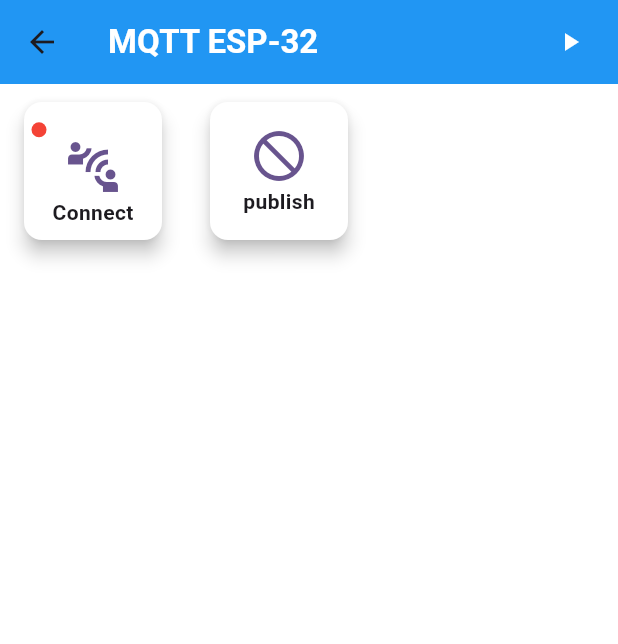
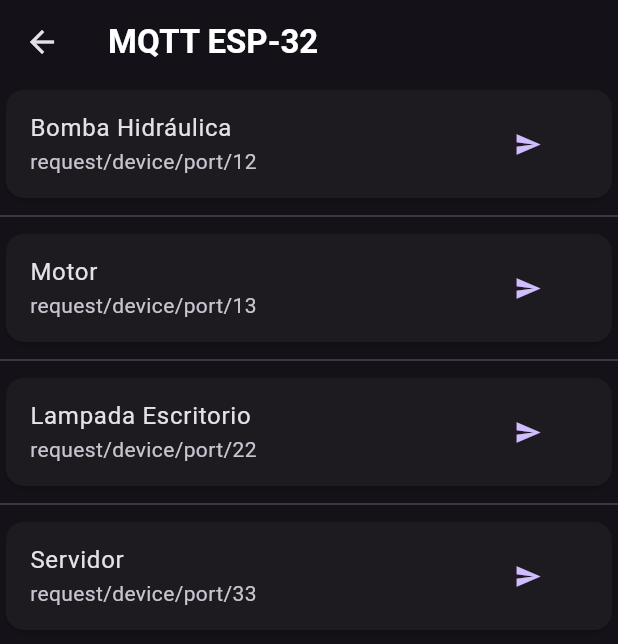
Before and after one commit to Raiam-Dev/app_flutter_http, a Flutter app: the MyHomePage screen opened by its route, on a phone screen of 412 x 824 dp. Shown: the top 644 px of the screen. Run offline on Flutter 3.47's test engine with Material 3 defaults, Android fonts, the phone set to English and light mode, and no system bars; missing offline and left inert: mqtt_client.

Commit message:
Versao Melhorada do App para Automação

```diff
--- a/lib/core/globals/variaveis_globais.dart
+++ b/lib/core/globals/variaveis_globais.dart
@@ -1,2 +1,4 @@
-bool conectado = false;
-bool conectando = false;
+import 'package:flutter/material.dart';
+
+ValueNotifier<bool> conectado = ValueNotifier<bool>(false);
+ValueNotifier<bool> checkConnect = ValueNotifier<bool>(false);
--- /dev/null
+++ b/lib/core/json_tests/lists_json.dart
@@ -0,0 +1,30 @@
+List jsonData = [
+  {
+    'title': 'Bomba Hidráulica',
+    'port': 12,
+    'value': 1,
+    'topic': 'request/device/port/12',
+    'horario': null,
+  },
+  {
+    'title': 'Motor',
+    'port': 13,
+    'value': 1,
+    'topic': 'request/device/port/13',
+    'horario': null,
+  },
+  {
+    'title': 'Lampada Escritorio',
+    'port': 22,
+    'value': 1,
+    'topic': 'request/device/port/22',
+    'horario': null,
+  },
+  {
+    'title': 'Servidor',
+    'port': 33,
+    'value': 1,
+    'topic': 'request/device/port/33',
+    'horario': null,
+  },
+];
--- a/lib/core/utils/callback_onConnect.dart
+++ /dev/null
@@ -1 +0,0 @@
-void onConnected() {}
--- /dev/null
+++ b/lib/core/utils/mqttCallbacks/callback_disconnect.dart
@@ -0,0 +1,5 @@
+import 'package:app_http/core/utils/mqttCallbacks/mqtt_connection.dart';
+
+void disconnect() {
+  client.disconnect();
+}
--- /dev/null
+++ b/lib/core/utils/mqttCallbacks/callback_onConnect.dart
@@ -0,0 +1,3 @@
+void onConnected() {
+  print("Connectado");
+}
--- /dev/null
+++ b/lib/core/utils/mqttCallbacks/callback_onDisconnect.dart
@@ -0,0 +1,3 @@
+void onDisconnected() {
+  print('Desconectado');
+}
--- a/lib/main.dart
+++ b/lib/main.dart
@@ -1,8 +1,4 @@
-import 'package:app_http/core/constants/cores_globais.dart';
-import 'package:app_http/core/utils/callback_disconnect.dart';
-import 'package:app_http/core/utils/mqtt_connection.dart';
-import 'package:app_http/core/globals/variaveis_globais.dart';
-import 'package:app_http/presentation/pages/home_login.dart';
+import 'package:app_http/presentation/pages/homeConfig.dart';
 import 'package:app_http/presentation/pages/home_painel.dart';
 import 'package:flutter/material.dart';
 
@@ -13,14 +9,11 @@
   @override
   Widget build(BuildContext context) {
     return MaterialApp(
+      theme: ThemeData(brightness: Brightness.dark, useMaterial3: true),
       debugShowCheckedModeBanner: false,
-      title: 'Device Flutter',
-      theme: ThemeData(
-        colorScheme: ColorScheme.fromSeed(seedColor: Colors.deepPurple),
-      ),
-      routes: <String, WidgetBuilder>{
-        'HomePainel': (BuildContext context) => MyHomePage(),
-        '/': (BuildContext context) => HomeLogin(),
+      routes: {
+        "/": (BuildContext context) => Homeconfig(),
+        "HomePainel": (BuildContext context) => MyHomePage(),
       },
     );
   }
@@ -36,37 +29,14 @@
   @override
   Widget build(BuildContext context) {
     return Scaffold(
-      backgroundColor: Colors.white,
       appBar: AppBar(
-        backgroundColor: blue,
         title: Text(
           "MQTT ESP-32",
           style: TextStyle(color: Colors.white, fontWeight: FontWeight.bold),
         ),
-        actions: [
-          conectado == true
-              ? TextButton(
-                onPressed: () {
-                  disconnect();
-                  conectado = false;
-                  setState(() {});
-                },
-                child: Icon(Icons.pause_sharp, color: white, size: 20),
-              )
-              : TextButton(
-                onPressed: () async {
-                  conectando = true;
-                  setState(() {});
-                  await conectar();
-                  setState(() {
-                    conectando = false;
-                  });
-                },
-                child: Icon(Icons.play_arrow, color: white, size: 20),
-              ),
-        ],
+        actions: [],
       ),
-      body: HomePainel(),
+      body: SafeArea(child: HomePainel()),
     );
   }
 }
--- a/lib/presentation/pages/home_painel.dart
+++ b/lib/presentation/pages/home_painel.dart
@@ -1,7 +1,5 @@
-import 'package:app_http/core/constants/cores_globais.dart';
-import 'package:app_http/core/utils/callback_publicar.dart';
-import 'package:app_http/core/utils/mqtt_connection.dart';
-import 'package:app_http/core/globals/variaveis_globais.dart';
+import 'package:app_http/core/json_tests/lists_json.dart';
+import 'package:app_http/core/utils/mqttCallbacks/callback_publicar.dart';
 import 'package:flutter/material.dart';
 
 class HomePainel extends StatefulWidget {
@@ -14,88 +12,29 @@ class HomePainel extends StatefulWidget {
 class _BodyTesteState extends State<HomePainel> {
   @override
   Widget build(BuildContext context) {
-    return Column(
-      children: [
-        Row(
-          children: [
-            TextButton(
-              onPressed: () async {
-                conectando = true;
-                setState(() {});
-                await conectar();
-                setState(() {
-                  conectando = false;
-                });
+    return ListView.separated(
+      itemCount: jsonData.length,
+      itemBuilder: (BuildContext context, int index) {
+        return Card(
+          child: ListTile(
+            title: Text("${jsonData[index]['title']}"),
+            subtitle: Text("${jsonData[index]['topic']}"),
+            trailing: TextButton(
+              onPressed: () {
+                jsonData[index]['horario'] = DateTime.now().toString();
+                publicar(
+                  jsonData[index]['value'],
+                  jsonData[index]['port'],
+                  jsonData[index]['topic'],
+                  jsonData[index]['horario'],
+                );
               },
-              style: TextButton.styleFrom(overlayColor: transparent),
-              child: SizedBox(
-                width: 100,
-                height: 100,
-                child: Card(
-                  color: Colors.white,
-                  elevation: 5,
-                  child: Column(
-                    mainAxisAlignment: MainAxisAlignment.center,
-                    children: [
-                      Row(
-                        children: [
-                          Padding(
-                            padding: const EdgeInsets.only(left: 5, top: 5),
-                            child: Container(
-                              width: 10,
-                              height: 10,
-                              decoration: BoxDecoration(
-                                borderRadius: BorderRadius.circular(100),
-                                color: conectado == true ? green : red,
-                              ),
-                            ),
-                          ),
-                        ],
-                      ),
-                      conectando == false
-                          ? Icon(Icons.connect_without_contact, size: 40)
-                          : CircularProgressIndicator(),
-                      Text(
-                        "Connect",
-                        style: TextStyle(fontWeight: FontWeight.bold),
-                      ),
-                    ],
-                  ),
-                ),
-              ),
+              child: Icon(Icons.send),
             ),
-
-            TextButton(
-              onPressed: () {
-                if (conectado == true) {
-                  publicar();
-                } else {}
-              },
-              style: TextButton.styleFrom(overlayColor: transparent),
-              child: SizedBox(
-                width: 100,
-                height: 100,
-                child: Card(
-                  color: Colors.white,
-                  elevation: 5,
-                  child: Column(
-                    mainAxisAlignment: MainAxisAlignment.center,
-                    children: [
-                      conectado == false
-                          ? Icon(Icons.block_flipped, size: 40)
-                          : Icon(Icons.publish_outlined, size: 40),
-                      Text(
-                        "publish",
-                        style: TextStyle(fontWeight: FontWeight.bold),
-                      ),
-                    ],
-                  ),
-                ),
-              ),
-            ),
-          ],
-        ),
-      ],
+          ),
+        );
+      },
+      separatorBuilder: (BuildContext context, int index) => const Divider(),
     );
   }
 }
```
Also changed, not shown: lib/core/utils/callback_disconnect.dart (deleted, +0 -7 lines), lib/core/utils/callback_onDisconnect.dart (deleted, +0 -7 lines), lib/core/utils/callback_publicar.dart (deleted, +0 -16 lines), lib/core/utils/mqttCallbacks/callback_publicar.dart (added, +19 -0 lines), lib/core/utils/mqttCallbacks/mqtt_connection.dart (added, +40 -0 lines), lib/core/utils/mqtt_connection.dart (deleted, +0 -34 lines), lib/presentation/pages/homeConfig.dart (added, +22 -0 lines), lib/presentation/pages/home_login.dart (deleted, +0 -64 lines), lib/presentation/widgets/button_acionar.dart (added, +23 -0 lines), lib/presentation/widgets/button_connect.dart (added, +60 -0 lines).
